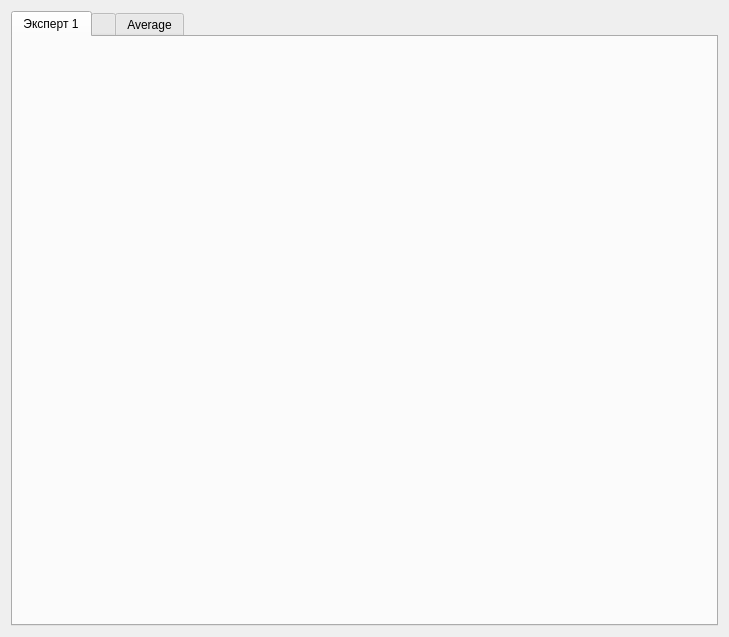
First picture: the form in app/propertytreeviewer.ui, repository AndreyMlashkin/ExpertReview, before the edit.
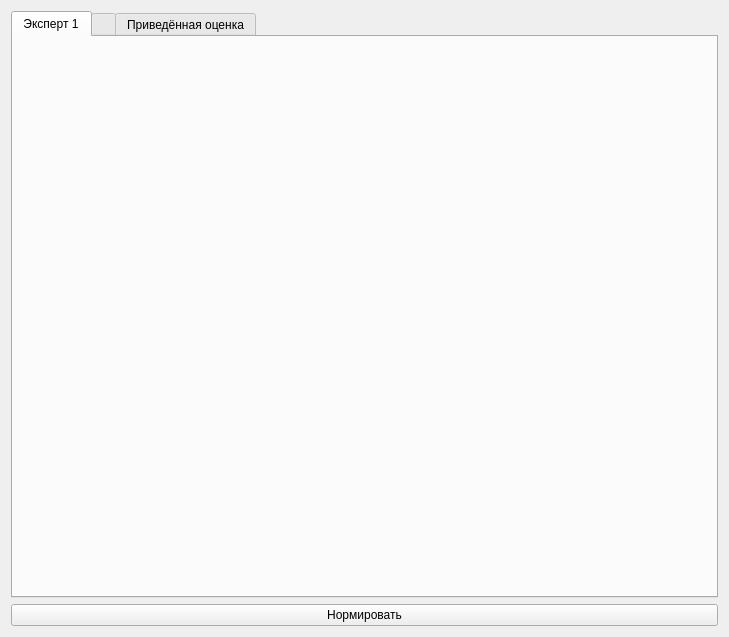
Second picture: the form after the edit. Icons and pictures are not drawn.

```diff
--- a/app/propertytreeviewer.ui
+++ b/app/propertytreeviewer.ui
@@ -14,7 +14,7 @@
    <string>MainWindow</string>
   </property>
   <widget class="QWidget" name="centralWidget">
-   <layout class="QHBoxLayout" name="horizontalLayout">
+   <layout class="QVBoxLayout" name="verticalLayout_3">
     <item>
      <widget class="QTabWidget" name="tabWidget">
       <property name="currentIndex">
@@ -38,12 +38,25 @@
       </widget>
       <widget class="QWidget" name="average">
        <attribute name="title">
-        <string>Average</string>
+        <string>Приведённая оценка</string>
        </attribute>
        <layout class="QVBoxLayout" name="verticalLayout"/>
       </widget>
      </widget>
     </item>
+    <item>
+     <widget class="QPushButton" name="normalise">
+      <property name="text">
+       <string>Нормировать</string>
+      </property>
+      <property name="checkable">
+       <bool>true</bool>
+      </property>
+      <property name="checked">
+       <bool>false</bool>
+      </property>
+     </widget>
+    </item>
    </layout>
   </widget>
   <widget class="QMenuBar" name="menuBar">
```
